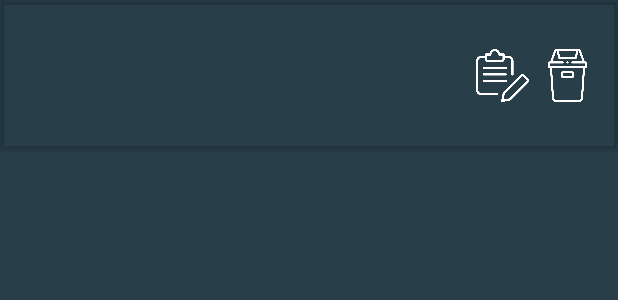
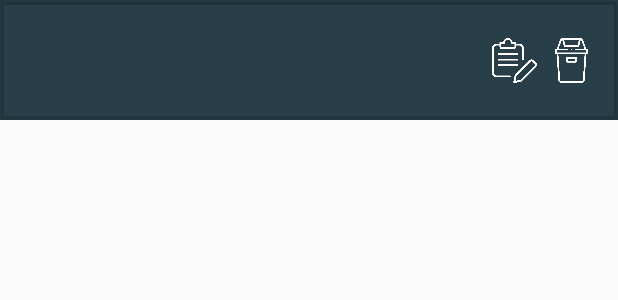
Before and after one commit to isaCarvalho/PassGuard, an Android app: the layout layout_password_card.xml on its own in the app's theme, with its tools: preview values and no code run, on a phone screen of 412 x 824 dp. Shown: the top 300 px of the screen. Run offline under Robolectric (Android 15) with nearby library versions, the phone set to English and light mode, and no system bars.

Commit message:
Listando registros

```diff
--- a/app/src/main/AndroidManifest.xml
+++ b/app/src/main/AndroidManifest.xml
@@ -10,7 +10,9 @@
         android:supportsRtl="true"
         android:theme="@style/AppTheme">
         <activity android:name=".ListActivity"
-            android:parentActivityName=".MainActivity"/>
+            android:parentActivityName=".MainActivity"
+            android:theme="@style/AppThemeActionBar"
+        />
         <activity
             android:name=".CreateAccountActivity"
             android:parentActivityName=".MainActivity"
--- a/app/src/main/java/com/example/passguard/dao/DatabaseController.kt
+++ b/app/src/main/java/com/example/passguard/dao/DatabaseController.kt
@@ -5,7 +5,6 @@ import android.content.Context
 import android.provider.BaseColumns
 import com.example.passguard.model.Register
 import com.example.passguard.model.User
-import java.lang.Exception
 
 class DatabaseController(private val context: Context)
 {
--- a/app/src/main/res/layout/layout_password_card.xml
+++ b/app/src/main/res/layout/layout_password_card.xml
@@ -2,14 +2,14 @@
 <LinearLayout xmlns:android="http://schemas.android.com/apk/res/android"
     xmlns:app="http://schemas.android.com/apk/res-auto"
     android:layout_width="match_parent"
-    android:layout_height="match_parent"
+    android:layout_height="wrap_content"
     android:background="@color/colorPrimary"
     android:orientation="vertical">
 
     <androidx.cardview.widget.CardView
         android:layout_width="match_parent"
-        android:layout_height="100dp"
-        app:cardBackgroundColor="#00FFFFFF" >
+        android:layout_height="80dp"
+        app:cardBackgroundColor="#00FFFFFF">
 
         <androidx.constraintlayout.widget.ConstraintLayout
             android:layout_width="match_parent"
@@ -23,7 +23,7 @@
                 android:layout_marginLeft="16dp"
                 android:layout_marginTop="24dp"
                 android:textColor="@android:color/white"
-                android:textSize="20sp"
+                android:textSize="18sp"
                 app:layout_constraintStart_toStartOf="parent"
                 app:layout_constraintTop_toTopOf="parent" />
 
@@ -40,27 +40,27 @@
 
             <ImageView
                 android:id="@+id/editImg"
-                android:layout_width="35dp"
-                android:layout_height="35dp"
+                android:layout_width="30dp"
+                android:layout_height="30dp"
                 android:layout_marginEnd="8dp"
                 android:layout_marginRight="8dp"
+                android:contentDescription="@string/edit"
                 app:layout_constraintBottom_toBottomOf="parent"
                 app:layout_constraintEnd_toStartOf="@+id/trashImg"
                 app:layout_constraintTop_toTopOf="parent"
-                app:srcCompat="@mipmap/register"
-                android:contentDescription="@string/edit"/>
+                app:srcCompat="@mipmap/register" />
 
             <ImageView
                 android:id="@+id/trashImg"
-                android:layout_width="35dp"
-                android:layout_height="35dp"
+                android:layout_width="30dp"
+                android:layout_height="30dp"
                 android:layout_marginEnd="16dp"
                 android:layout_marginRight="16dp"
+                android:contentDescription="@string/delete"
                 app:layout_constraintBottom_toBottomOf="parent"
                 app:layout_constraintEnd_toEndOf="parent"
                 app:layout_constraintTop_toTopOf="parent"
-                app:srcCompat="@mipmap/trash"
-                android:contentDescription="@string/delete" />
+                app:srcCompat="@mipmap/trash" />
 
         </androidx.constraintlayout.widget.ConstraintLayout>
     </androidx.cardview.widget.CardView>
--- a/app/src/main/res/values/strings.xml
+++ b/app/src/main/res/values/strings.xml
@@ -39,4 +39,7 @@
     <string name="addContent">Senha</string>
     <string name="save">Salvar</string>
     <string name="cancel">Cancelar</string>
+
+    <!-- List -->
+    <string name="search">Pesquisar Descrição</string>
 </resources>
```
Also changed, not shown: app/src/main/java/com/example/passguard/ListActivity.kt (+73 -1 lines), app/src/main/java/com/example/passguard/adapter/ListRegisterAdapter.kt (added, +83 -0 lines), app/src/main/java/com/example/passguard/controller/RegisterController.kt (+23 -0 lines), app/src/main/res/drawable/ic_search_black_24dp.xml (added, +9 -0 lines), app/src/main/res/menu/menu_search.xml (added, +11 -0 lines), app/src/main/res/mipmap-hdpi/search.png (added).
